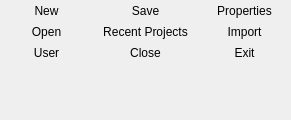
Above: src/gui/forms/toolbar_projectgroup.ui from open-scan-crew/OpenScanTools before the change. Below: the same form after it.
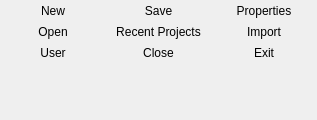
That is the form after the change. Icons and pictures are not drawn.

```diff
--- a/src/gui/forms/toolbar_projectgroup.ui
+++ b/src/gui/forms/toolbar_projectgroup.ui
@@ -6,7 +6,7 @@
    <rect>
     <x>0</x>
     <y>0</y>
-    <width>291</width>
+    <width>317</width>
     <height>120</height>
    </rect>
   </property>
```
Left out of the diff: 4 changed lines with no effect on the pictures.
